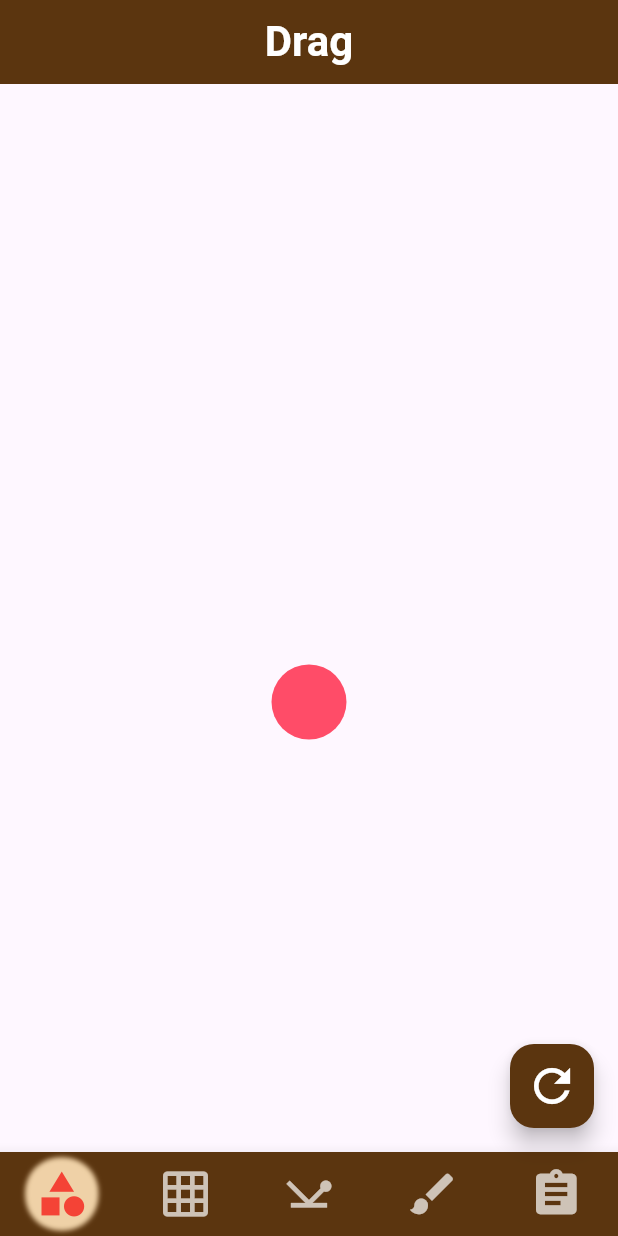
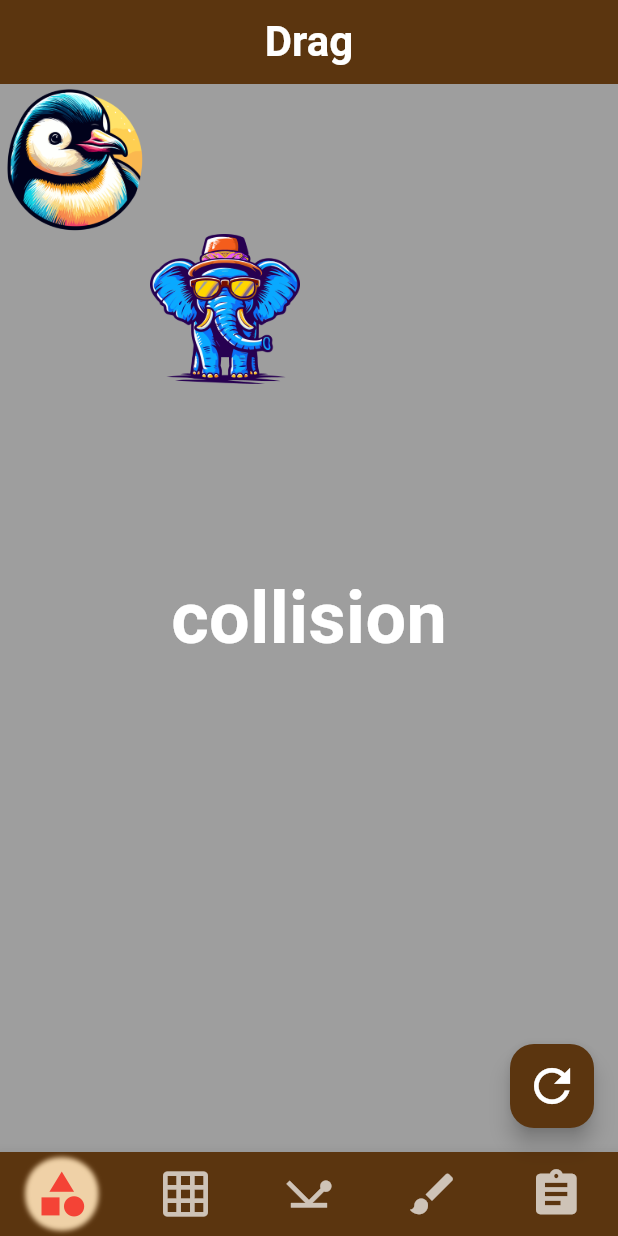
Before and after one commit to shogoisaji/animation_assets, a Flutter app: the screen it shows after launch, swiped to page 5, on a phone screen of 412 x 824 dp. Run offline on Flutter 3.47's test engine with Material 2 defaults, Android fonts, the light colour scheme and no system bars; our stand-ins replace flutter_hooks, flutter_riverpod, hooks_riverpod, riverpod_annotation; generated files the repository leaves out were written again; Roboto replaces fonts that are missing (M_PLUS_Rounded_1c).

Commit message:
few collision feature

```diff
--- a/lib/pages/collision_page.dart
+++ b/lib/pages/collision_page.dart
@@ -1,92 +1,73 @@
-import 'package:animation_assets/theme/color_theme.dart';
-import 'package:animation_assets/utils/line_painter.dart';
+import 'package:animation_assets/models/animate_child.dart';
 import 'package:flutter/material.dart';
 
-import 'dart:math' as math;
-
-import 'package:flutter_hooks/flutter_hooks.dart';
-
-class CollisionPage extends HookWidget {
+class CollisionPage extends StatefulWidget {
   const CollisionPage({super.key});
 
-  final radius = 25.0;
+  @override
+  State<CollisionPage> createState() => _CollisionPageState();
+}
+
+final List<AnimateChild> animateChildList = <AnimateChild>[
+  AnimateChild(
+    childWidget: Container(
+        width: 100,
+        height: 100,
+        decoration: const BoxDecoration(
+          image: DecorationImage(
+              fit: BoxFit.fill,
+              image: AssetImage('assets/images/elephant.png')),
+        )),
+    childWidgetSize: const Size(100, 100),
+  ),
+  AnimateChild(
+    childWidget: Container(
+        width: 100,
+        height: 100,
+        decoration: const BoxDecoration(
+          image: DecorationImage(
+              fit: BoxFit.fill, image: AssetImage('assets/images/pen.png')),
+        )),
+    childWidgetSize: const Size(100, 100),
+  )
+];
+
+class _CollisionPageState extends State<CollisionPage>
+    with TickerProviderStateMixin {
+  late AnimationController animationController;
+
+  @override
+  void initState() {
+    super.initState();
+    animationController =
+        AnimationController(duration: const Duration(seconds: 1), vsync: this);
+  }
 
   @override
   Widget build(BuildContext context) {
-    final startX = useState(MediaQuery.of(context).size.width / 2);
-    final startY = useState(MediaQuery.of(context).size.height / 2);
-    final dragEndX = useState(MediaQuery.of(context).size.width / 2);
-    final dragEndY = useState(MediaQuery.of(context).size.height / 2);
-    final isTouching = useState(false);
-    final dragDistance = useState(20.0);
-
-    return Stack(
-      children: [
-        isTouching.value
-            ? CustomPaint(
-                painter: LinePainter(
-                  start: Offset(startX.value, startY.value),
-                  end: Offset(dragEndX.value, dragEndY.value),
+    return Column(children: [
+      Expanded(
+          child: Container(
+              color: Colors.grey,
+              child: Stack(children: [
+                const Center(
+                  child: Text('collision',
+                      style: TextStyle(
+                          fontWeight: FontWeight.bold,
+                          fontSize: 48,
+                          color: Colors.white)),
                 ),
-              )
-            : Container(),
-        Positioned(
-          top: startY.value - radius,
-          left: startX.value - radius,
-          child: GestureDetector(
-            onPanDown: (details) {
-              isTouching.value = true;
-              startX.value = details.localPosition.dx;
-              startY.value = details.localPosition.dy;
-              print('Is touching: $isTouching');
-            },
-            child: CircleAvatar(
-              radius: radius,
-              backgroundColor: MyTheme.red,
-            ),
-          ),
-        ),
-        Positioned(
-          top: startY.value - dragDistance.value,
-          left: startX.value - dragDistance.value,
-          child: Container(
-            width: dragDistance.value * 2,
-            height: dragDistance.value * 2,
-            decoration: BoxDecoration(
-              border: Border.all(color: MyTheme.red, width: 2),
-              shape: BoxShape.circle,
-            ),
-          ),
-        ),
-        GestureDetector(
-          onPanDown: (details) {
-            isTouching.value = true;
-            // startX.value = details.localPosition.dx;
-            // startY.value = details.localPosition.dy;
-            print('Is touching: $isTouching');
-          },
-          onPanUpdate: (DragUpdateDetails details) {
-            dragEndX.value = details.localPosition.dx;
-            dragEndY.value = details.localPosition.dy;
-
-            dragDistance.value = math.sqrt((dragEndX.value - startX.value) *
-                    (dragEndX.value - startX.value) +
-                (dragEndY.value - startY.value) *
-                    (dragEndY.value - startY.value));
-            print(dragDistance);
-          },
-          onPanEnd: (details) {
-            isTouching.value = false;
-            dragDistance.value = 0;
-            print('Is touching: $isTouching');
-          },
-          child: Container(
-            width: double.infinity,
-            height: double.infinity,
-            color: Colors.transparent,
-          ),
-        ),
-      ],
-    );
+                Positioned(
+                  top: 100,
+                  left: 100,
+                  child: animateChildList[0].childWidget,
+                ),
+                Positioned(
+                  top: 0,
+                  left: 0,
+                  child: animateChildList[1].childWidget,
+                ),
+              ])))
+    ]);
   }
 }
--- a/lib/pages/pop_page.dart
+++ b/lib/pages/pop_page.dart
@@ -1,13 +1,92 @@
+import 'package:animation_assets/theme/color_theme.dart';
+import 'package:animation_assets/utils/line_painter.dart';
 import 'package:flutter/material.dart';
+
+import 'dart:math' as math;
+
+import 'package:flutter_hooks/flutter_hooks.dart';
 
 class PopPage extends StatelessWidget {
   const PopPage({super.key});
 
+  final radius = 25.0;
+
   @override
   Widget build(BuildContext context) {
-    return Container(
-      width: double.infinity,
-      height: double.infinity,
+    final startX = useState(MediaQuery.of(context).size.width / 2);
+    final startY = useState(MediaQuery.of(context).size.height / 2);
+    final dragEndX = useState(MediaQuery.of(context).size.width / 2);
+    final dragEndY = useState(MediaQuery.of(context).size.height / 2);
+    final isTouching = useState(false);
+    final dragDistance = useState(20.0);
+
+    return Stack(
+      children: [
+        isTouching.value
+            ? CustomPaint(
+                painter: LinePainter(
+                  start: Offset(startX.value, startY.value),
+                  end: Offset(dragEndX.value, dragEndY.value),
+                ),
+              )
+            : Container(),
+        Positioned(
+          top: startY.value - radius,
+          left: startX.value - radius,
+          child: GestureDetector(
+            onPanDown: (details) {
+              isTouching.value = true;
+              startX.value = details.localPosition.dx;
+              startY.value = details.localPosition.dy;
+              print('Is touching: $isTouching');
+            },
+            child: CircleAvatar(
+              radius: radius,
+              backgroundColor: MyTheme.red,
+            ),
+          ),
+        ),
+        Positioned(
+          top: startY.value - dragDistance.value,
+          left: startX.value - dragDistance.value,
+          child: Container(
+            width: dragDistance.value * 2,
+            height: dragDistance.value * 2,
+            decoration: BoxDecoration(
+              border: Border.all(color: MyTheme.red, width: 2),
+              shape: BoxShape.circle,
+            ),
+          ),
+        ),
+        GestureDetector(
+          onPanDown: (details) {
+            isTouching.value = true;
+            // startX.value = details.localPosition.dx;
+            // startY.value = details.localPosition.dy;
+            print('Is touching: $isTouching');
+          },
+          onPanUpdate: (DragUpdateDetails details) {
+            dragEndX.value = details.localPosition.dx;
+            dragEndY.value = details.localPosition.dy;
+
+            dragDistance.value = math.sqrt((dragEndX.value - startX.value) *
+                    (dragEndX.value - startX.value) +
+                (dragEndY.value - startY.value) *
+                    (dragEndY.value - startY.value));
+            print(dragDistance);
+          },
+          onPanEnd: (details) {
+            isTouching.value = false;
+            dragDistance.value = 0;
+            print('Is touching: $isTouching');
+          },
+          child: Container(
+            width: double.infinity,
+            height: double.infinity,
+            color: Colors.transparent,
+          ),
+        ),
+      ],
     );
   }
 }
--- a/lib/pages/reflect_page.dart
+++ b/lib/pages/reflect_page.dart
@@ -1,5 +1,3 @@
-import 'dart:math';
-
 import 'package:animation_assets/animations/reflect_animation.dart';
 import 'package:animation_assets/models/animate_child.dart';
 import 'package:flutter/material.dart';
--- a/pubspec.yaml
+++ b/pubspec.yaml
@@ -39,3 +39,4 @@ flutter:
   uses-material-design: true
   assets:
     - assets/images/elephant.png
+    - assets/images/pen.png
```
Also changed, not shown: assets/images/pen.png (added).
